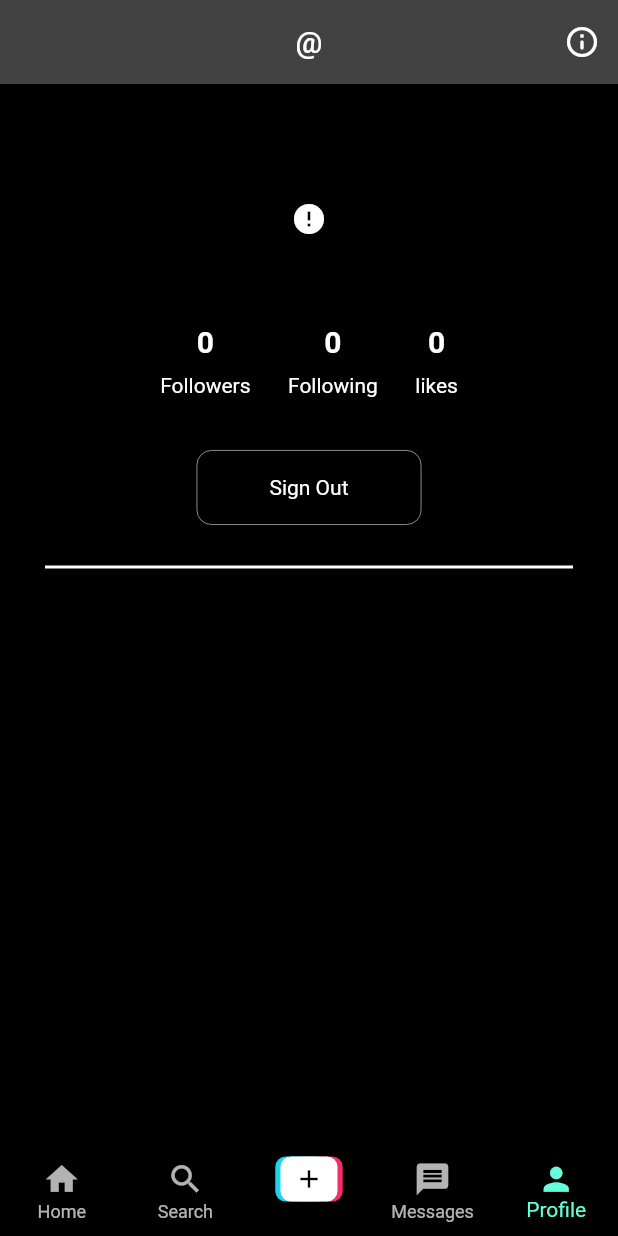
After one commit to Mukaram555/tikTok, a Flutter app: the screen it shows once a user with an empty profile is signed in, item 5 of the bottom bar chosen, on a phone screen of 412 x 824 dp. The commit adds this screen. Run offline on Flutter 3.47's test engine with Material 2 defaults, Android fonts, the phone set to English and light mode, and no system bars; drawn by our look-alikes of cached_network_image; our stand-ins replace cloud_firestore, firebase_auth, firebase_core, firebase_storage, get, image_picker and 2 more; missing offline and left inert: flutter_share, video_compress; accounts and stored records are empty; network calls fail; key blocks and very long unbroken strings in the code were emptied for the run.

Commit message:
Completed the TikTok Clone app.

```diff
--- a/lib/const/colors.dart
+++ b/lib/const/colors.dart
@@ -1,16 +1,20 @@
+import 'package:firebase_auth/firebase_auth.dart';
 import 'package:flutter/material.dart';
 import 'package:ticktok/view/screens/add_video.dart';
 import 'package:ticktok/view/screens/display_video.dart';
+import 'package:ticktok/view/screens/search_screen.dart';
+
+import '../view/screens/profile_screen.dart';
 
 const backgroundColor = Colors.black;
 var buttonColor = Colors.red[400];
 const borderColor = Colors.grey;
 
 
-const pageIndex = [
+var pageIndex = [
   DisplayVideoScreen(),
-  Text('Search'),
+  SearchScreen(),
   AddVideoScreen(),
   Text('Message'),
-  Text('Profile'),
+  ProfileScreen(uid: FirebaseAuth.instance.currentUser!.uid,),
 ];
--- a/lib/controller/comment_controller.dart
+++ b/lib/controller/comment_controller.dart
@@ -1,7 +1,6 @@
 import 'package:cloud_firestore/cloud_firestore.dart';
 import 'package:firebase_auth/firebase_auth.dart';
 import 'package:get/get.dart';
-
 import '../model/comment_model.dart';
 
 class CommentController extends GetxController{
@@ -45,7 +44,7 @@ class CommentController extends GetxController{
         DocumentSnapshot doc = await FirebaseFirestore.instance.collection("videos").doc(postID).get();
         await FirebaseFirestore.instance.collection("videos").doc(postID).update(
             {
-              'commentCount' : (doc.data() as dynamic)['commentsCount']+1,
+              'commentsCount' : (doc.data() as dynamic)['commentsCount']+1,
 
             });
       }
@@ -56,5 +55,18 @@ class CommentController extends GetxController{
       Get.snackbar("Error in Uploading Comment", e.toString());
     }
   }
-  likeComment(){}
+  likeComment(String id) async{
+    var uid = FirebaseAuth.instance.currentUser!.uid;
+    DocumentSnapshot doc = await FirebaseFirestore.instance.collection("videos").doc(postID).collection("comments").doc(id).get();
+    if((doc.data()! as dynamic)['likes'].contains(uid)){
+      await FirebaseFirestore.instance.collection('videos').doc(postID).collection('comments').doc(id).update({
+        'likes' : FieldValue.arrayRemove([uid]),
+      });
+    }else{
+      await FirebaseFirestore.instance.collection('videos').doc(postID).collection('comments').doc(id).update({
+        'likes' : FieldValue.arrayUnion([uid]),
+      });
+    }
+  }
+
 }
--- /dev/null
+++ b/lib/controller/profile_controller.dart
@@ -0,0 +1,92 @@
+import 'package:cloud_firestore/cloud_firestore.dart';
+import 'package:firebase_auth/firebase_auth.dart';
+import 'package:get/get.dart';
+
+class ProfileController extends GetxController{
+
+  final Rx<Map<String, dynamic>> _user = Rx<Map<String,dynamic>>({});
+
+  Map<String , dynamic> get user=>_user.value;
+
+  Rx<String> _uid  = "".obs;
+  updateUserId(String uid){
+    _uid.value = uid;
+    getUSerData();
+  }
+  getUSerData() async{
+    List<String> thumbnails = [];
+
+
+    var myVideos = await FirebaseFirestore.instance.collection('videos').where('uid', isEqualTo: _uid.value).get();
+    for(int i=0; i< myVideos.docs.length; i++){
+
+      thumbnails.add((myVideos.docs[i].data() as dynamic)['thumbnail']);
+    }
+    DocumentSnapshot userDoc = await FirebaseFirestore.instance.collection('users').doc(_uid.value).get();
+    final userData = userDoc.data() as dynamic;
+    String name = userDoc['name'];
+    String profilePic = userDoc['profilePic'];
+    int likes = 0;
+    int followers = 0;
+    int following = 0;
+    bool isFollowing = false;
+
+    for(var item in myVideos.docs){
+      likes+= (item.data()['likes'] as List).length;
+    }
+    var followersDoc = await FirebaseFirestore.instance.collection('users').doc(_uid.value).collection("followers").get();
+    var followingDoc = await FirebaseFirestore.instance.collection('users').doc(_uid.value).collection("following").get();
+
+    followers = followersDoc.docs.length;
+    following = followingDoc.docs.length;
+
+    FirebaseFirestore.instance.collection('users').doc(_uid.value).collection('followers').doc(
+      FirebaseAuth.instance.currentUser!.uid
+    ).get().then((value){
+      if(value.exists){
+        //The User Follow
+
+        isFollowing  = true;
+      }else{
+        // The User is Not Following
+        isFollowing  = false;
+
+      }
+    });
+    _user.value = {
+      'followers' : followers.toString(),
+      'following' : following.toString(),
+      'likes' : likes.toString(),
+      'profilePic' : profilePic,
+      'name' : name,
+      'isFollowing' : isFollowing,
+      'thumbnails' : thumbnails,
+    };
+    update();
+  }
+
+  followUser(String uid) async{
+
+    var doc = await FirebaseFirestore.instance.collection('users').doc(uid).collection('followers').doc(FirebaseAuth.instance.currentUser!.uid).get();
+
+    if(!doc.exists){
+      await FirebaseFirestore.instance.collection('users').doc(uid).collection('followers').doc(FirebaseAuth.instance.currentUser!.uid).set({});
+
+      await FirebaseFirestore.instance.collection('users').doc(FirebaseAuth.instance.currentUser!.uid).collection('following').doc(_uid.value).set({});
+
+      _user.value.update('followers', (value) => (int.parse(value)+ 1).toString());
+
+    }else{
+      await FirebaseFirestore.instance.collection('users').doc(uid).collection('followers').doc(FirebaseAuth.instance.currentUser!.uid).delete();
+
+      await FirebaseFirestore.instance.collection('users').doc(FirebaseAuth.instance.currentUser!.uid).collection('following').doc(_uid.value).delete();
+
+      _user.value.update('followers', (value) => (int.parse(value)- 1).toString());
+
+    }
+
+
+    _user.value.update('isFollowing', (value) => !value);
+    update();
+  }
+}
--- a/lib/controller/upload_video.dart
+++ b/lib/controller/upload_video.dart
@@ -4,6 +4,7 @@ import 'package:cloud_firestore/cloud_firestore.dart';
 import 'package:firebase_auth/firebase_auth.dart';
 import 'package:firebase_storage/firebase_storage.dart';
 import 'package:get/get.dart';
+import 'package:ticktok/view/screens/home_page.dart';
 import 'package:video_compress/video_compress.dart';
 
 import '../model/video_model.dart';
@@ -48,7 +49,7 @@ class VideoUploadController extends GetxController {
           .doc(uuid)
           .set(video.toJson());
       Get.snackbar("Video Uploaded", "Your Video is Uploaded Successfully");
-      Get.back();
+      Get.to(HomePage());
     } catch (e) {
       Get.snackbar("Error Uploading Video", e.toString());
     }
--- a/lib/model/comment_model.dart
+++ b/lib/model/comment_model.dart
@@ -31,7 +31,7 @@ class Comment{
 
   static Comment fromSnap(DocumentSnapshot snapshot){
     var snap = snapshot.data() as Map<String, dynamic>;
-    return Comment(userName: snap["username"], comment: snap['comment'], datePub: snap['datePub'], likes: snap['likes'], profilePic: snap['profilePic'], uid: snap['uid'], id: snap['id'])
+    return Comment(userName: snap["username"], comment: snap['comment'], datePub: snap['datePub'], likes: snap['likes'], profilePic: snap['profilePic'], uid: snap['uid'], id: snap['id']);
   }
 
 }
--- a/lib/model/user.dart
+++ b/lib/model/user.dart
@@ -2,20 +2,20 @@ import 'package:cloud_firestore/cloud_firestore.dart';
 
 class MyUser{
   String name;
-  String profileImage;
+  String profilePic;
   String email;
   String uid;
 
   MyUser({
     required this.name,
-    required this.profileImage,
+    required this.profilePic,
     required this.email,
     required this.uid,
 });
   Map<String, dynamic> toJson(){
     return {
       "name" : name,
-      "profileImage" : profileImage,
+      "profilePic" : profilePic,
       "email" : email,
       "uid" : uid,
     };
@@ -25,7 +25,7 @@ class MyUser{
     var snap = snapshot.data() as Map<String , dynamic>;
     return MyUser(
       email: snap['email'],
-      profileImage: snap['profileImage'],
+      profilePic: snap['profilePic'],
       uid: snap['uid'],
       name: snap['name'],
     );
--- /dev/null
+++ b/lib/view/screens/profile_screen.dart
@@ -0,0 +1,224 @@
+import 'package:cached_network_image/cached_network_image.dart';
+import 'package:firebase_auth/firebase_auth.dart';
+import 'package:flutter/material.dart';
+import 'package:get/get.dart';
+import 'package:ticktok/controller/auth_controller.dart';
+import 'package:ticktok/controller/profile_controller.dart';
+
+class ProfileScreen extends StatefulWidget {
+  String uid;
+
+  ProfileScreen({Key? key, required this.uid}) : super(key: key);
+
+  @override
+  State<ProfileScreen> createState() => _ProfileScreenState();
+}
+
+class _ProfileScreenState extends State<ProfileScreen> {
+  final ProfileController profileController = Get.put(ProfileController());
+  final AuthController authController = Get.put(AuthController());
+
+  @override
+  void initState() {
+    // TODO: implement initState
+    super.initState();
+    profileController.updateUserId(widget.uid);
+  }
+
+  @override
+  Widget build(BuildContext context) {
+    return GetBuilder<ProfileController>(
+        init: ProfileController(),
+        builder: (controller) {
+          return controller.user.isEmpty? const Center(
+            child: CircularProgressIndicator(),
+          ): Scaffold(
+            appBar: AppBar(
+              title: Text('@${controller.user['name']}'),
+              centerTitle: true,
+              actions: [
+                IconButton(
+                  onPressed: (){
+                    Get.snackbar("TikTok Clone", "The Current Version is 1.0");
+                  },
+                  icon: Icon(Icons.info_outline_rounded),
+                )
+              ],
+            ),
+            body: SingleChildScrollView(
+              child: SafeArea(
+                child: Column(
+                  children: [
+                    SizedBox(
+                      height: 40,
+                    ),
+                    Row(
+                      mainAxisAlignment: MainAxisAlignment.center,
+                      children: [
+                        ClipOval(
+                          child: CachedNetworkImage(
+                            imageUrl: controller.user['profilePic'],
+                            height: 100,
+                            width: 100,
+                            fit: BoxFit.cover,
+                            placeholder: (context, url) =>
+                                const CircularProgressIndicator(),
+                            errorWidget: (context, url, error) =>
+                                Icon(Icons.error),
+                          ),
+                        )
+                      ],
+                    ),
+                    const SizedBox(
+                      height: 20,
+                    ),
+                    Row(
+                      mainAxisAlignment: MainAxisAlignment.center,
+                      children: [
+                        Column(
+                          crossAxisAlignment: CrossAxisAlignment.center,
+                          mainAxisAlignment: MainAxisAlignment.center,
+                          children: [
+                            Text(
+                              controller.user['followers'],
+                              style: TextStyle(
+                                fontSize: 20,
+                                fontWeight: FontWeight.w700,
+                              ),
+                            ),
+                            const SizedBox(
+                              height: 10,
+                            ),
+                            Text(
+                              "Followers",
+                              style: TextStyle(
+                                fontSize: 14,
+                                fontWeight: FontWeight.w400,
+                              ),
+                            ),
+                          ],
+                        ),
+                        SizedBox(
+                          width: 25,
+                        ),
+                        Column(
+                          crossAxisAlignment: CrossAxisAlignment.center,
+                          mainAxisAlignment: MainAxisAlignment.center,
+                          children: [
+                            Text(
+                              controller.user['following'],
+                              style: TextStyle(
+                                fontSize: 20,
+                                fontWeight: FontWeight.w700,
+                              ),
+                            ),
+                            SizedBox(
+                              height: 10,
+                            ),
+                            Text(
+                              "Following",
+                              style: TextStyle(
+                                fontSize: 14,
+                                fontWeight: FontWeight.w400,
+                              ),
+                            ),
+                          ],
+                        ),
+                        SizedBox(
+                          width: 25,
+                        ),
+                        Column(
+                          crossAxisAlignment: CrossAxisAlignment.center,
+                          mainAxisAlignment: MainAxisAlignment.center,
+                          children: [
+                            Text(
+                              controller.user['likes'],
+                              style: TextStyle(
+                                fontSize: 20,
+                                fontWeight: FontWeight.w700,
+                              ),
+                            ),
+                            SizedBox(
+                              height: 10,
+                            ),
+                            Text(
+                              "likes",
+                              style: TextStyle(
+                                fontSize: 14,
+                                fontWeight: FontWeight.w400,
+                              ),
+                            ),
+                          ],
+                        ),
+                      ],
+                    ),
+                    SizedBox(
+                      height: 35,
+                    ),
+                    InkWell(
+                      onTap: (){
+                        if (widget.uid ==
+                            FirebaseAuth.instance.currentUser!.uid) {
+                          authController.signOut();
+                        } else {
+                          controller.followUser(widget.uid);
+                        }
+                      },
+                      child: Container(
+                        width: 150,
+                        height: 50,
+                        decoration: BoxDecoration(
+                          border: Border.all(
+                            color: Colors.white60,
+                            width: 0.6
+                          ),
+                          borderRadius: BorderRadius.circular(10),
+                        ),
+                        child: Center(
+                          child: Text(widget.uid ==
+                                  FirebaseAuth.instance.currentUser!.uid
+                              ? "Sign Out"
+                              : controller.user['isFollowing']
+                                  ? 'following'
+                                  : "unfollow"),
+                        ),
+                      ),
+                    ),
+                    SizedBox(
+                      height: 20,
+                    ),
+                    Divider(
+                      indent: 30,
+                      endIndent: 30,
+                      thickness: 2,
+                    ),
+                    SizedBox(
+                      height: 50,
+                    ),
+                    GridView.builder(
+                        shrinkWrap: true,
+                        physics: NeverScrollableScrollPhysics(),
+                        gridDelegate: SliverGridDelegateWithFixedCrossAxisCount(
+                          crossAxisCount: 2,
+                          childAspectRatio: 1.0,
+                          crossAxisSpacing: 5,
+                        ),
+                        itemCount: controller.user['thumbnails'].length,
+                        itemBuilder: (context, index) {
+                          String thumbnail =
+                              controller.user['thumbnails'][index];
+                          CachedNetworkImage(
+                            fit: BoxFit.cover,
+                            imageUrl: thumbnail,
+                            errorWidget: (context, url, error) =>
+                                Icon(Icons.error),
+                          );
+                        }),
+                  ],
+                ),
+              ),
+            ),
+          );
+        });
+  }
+}
--- a/pubspec.yaml
+++ b/pubspec.yaml
@@ -43,6 +43,9 @@ dependencies:
   image_picker: ^0.8.6+1
   video_player: ^2.5.1
   video_compress: ^3.1.2
+  timeago: ^3.3.0
+  cached_network_image: ^3.2.3
+  flutter_share: ^2.0.0
 
 dev_dependencies:
   flutter_test:
```
Also changed, not shown: lib/controller/auth_controller.dart (+13 -8 lines), lib/controller/searchuser_controller.dart (added, +19 -0 lines), lib/controller/video_controller.dart (+8 -0 lines), lib/view/auth/login_screen.dart (+16 -0 lines), lib/view/screens/add_caption_screen.dart (+11 -1 lines), lib/view/screens/comment_screen.dart (+24 -8 lines), lib/view/screens/display_video.dart (+31 -5 lines), lib/view/screens/search_screen.dart (added, +59 -0 lines), pubspec.lock, 2 other files.
